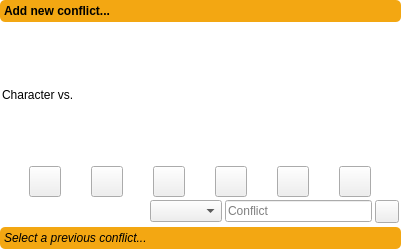
This is ui/character_conflict_widget.ui in zkovari/plotlyst as Qt 5 draws it before an edit. The edited form follows.
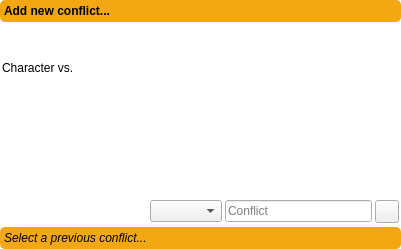
This is the edited form.

Commit message: Make conflict type selectors rounded, closes #453

```diff
--- a/ui/character_conflict_widget.ui
+++ b/ui/character_conflict_widget.ui
@@ -65,7 +65,7 @@
         <x>0</x>
         <y>0</y>
         <width>401</width>
-        <height>199</height>
+        <height>201</height>
        </rect>
       </property>
       <property name="styleSheet">
@@ -98,6 +98,22 @@
         </widget>
        </item>
        <item>
+        <widget class="QWidget" name="wdgSelectorParent" native="true">
+         <property name="styleSheet">
+          <string notr="true">QToolButton {
+	border-radius: 15px;
+	border: 1px hidden lightgrey;
+	padding: 2px;
+}
+
+QToolButton:hover {
+	background: lightgrey;
+}
+
+QToolButton:checked {
+	background: #fce4c9;
+}</string>
+         </property>
         <layout class="QHBoxLayout" name="horizontalLayout">
          <property name="spacing">
           <number>3</number>
@@ -107,6 +123,9 @@
            <property name="cursor">
             <cursorShape>PointingHandCursor</cursorShape>
            </property>
+            <property name="styleSheet">
+             <string notr="true"/>
+            </property>
            <property name="text">
             <string/>
            </property>
@@ -235,6 +254,7 @@
           </widget>
          </item>
         </layout>
+        </widget>
        </item>
        <item>
         <layout class="QHBoxLayout" name="horizontalLayout_2">
```
Left out of the diff: 2 changed lines with no effect on the pictures. Lines whose indentation alone changed are shown as unchanged. The commit also changes 1 other file.
